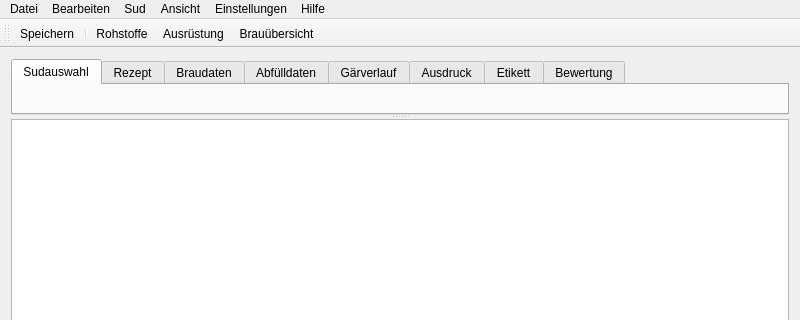
Above: kleiner-brauhelfer/mainwindow.ui from kleiner-brauhelfer/kleiner-brauhelfer-2 before the change; both pictures show x 0 to 800 and y 0 to 320 of the 800 by 500 pixel window. Below: the same form after it.
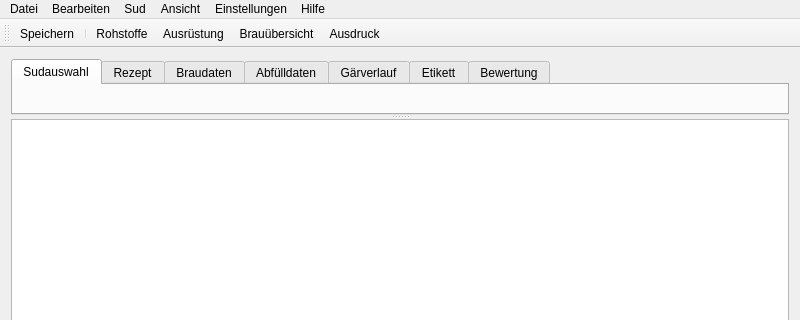
That is the form after the change. Icons and pictures are not drawn. Custom widgets are drawn as their Qt base class.

Commit message: Reiter Ausdruck ersetzt durch Dialog

```diff
--- a/kleiner-brauhelfer/mainwindow.ui
+++ b/kleiner-brauhelfer/mainwindow.ui
@@ -94,14 +94,6 @@
              <string>Gärverlauf</string>
             </attribute>
            </widget>
-           <widget class="TabZusammenfassung" name="tabZusammenfassung">
-            <attribute name="icon">
-             <iconset theme="tabzusammenfassung"/>
-            </attribute>
-            <attribute name="title">
-             <string>Ausdruck</string>
-            </attribute>
-           </widget>
            <widget class="TabEtikette" name="tabEtikette">
             <attribute name="icon">
              <iconset theme="tabetikette"/>
@@ -262,7 +254,7 @@
     </size>
    </property>
    <property name="toolButtonStyle">
-    <enum>Qt::ToolButtonTextBesideIcon</enum>
+    <enum>Qt::ToolButtonTextUnderIcon</enum>
    </property>
    <attribute name="toolBarArea">
     <enum>TopToolBarArea</enum>
@@ -275,6 +267,7 @@
    <addaction name="actionRohstoffe"/>
    <addaction name="actionAusruestung"/>
    <addaction name="actionBrauUebersicht"/>
+   <addaction name="actionPrintout"/>
   </widget>
   <action name="actionSpeichern">
    <property name="icon">
@@ -606,9 +599,6 @@
    <property name="checkable">
     <bool>true</bool>
    </property>
-   <property name="enabled">
-    <bool>true</bool>
-   </property>
    <property name="icon">
     <iconset theme="actionausruestung"/>
    </property>
@@ -633,6 +623,17 @@
     <string>Datenbank</string>
    </property>
   </action>
+  <action name="actionPrintout">
+   <property name="checkable">
+    <bool>true</bool>
+   </property>
+   <property name="icon">
+    <iconset theme="tabzusammenfassung"/>
+   </property>
+   <property name="text">
+    <string>Ausdruck</string>
+   </property>
+  </action>
  </widget>
  <layoutdefault spacing="6" margin="11"/>
  <customwidgets>
@@ -660,12 +661,6 @@
    <header>tabgaerverlauf.h</header>
    <container>1</container>
   </customwidget>
-  <customwidget>
-   <class>TabZusammenfassung</class>
-   <extends>QWidget</extends>
-   <header>tabzusammenfassung.h</header>
-   <container>1</container>
-  </customwidget>
   <customwidget>
    <class>TabEtikette</class>
    <extends>QWidget</extends>
```
Left out of the diff: 10 changed lines with no effect on the pictures. The commit also changes 11 other files.
